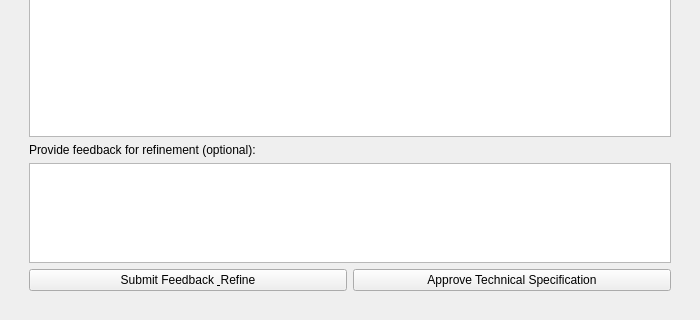
Qt form gui/tech_spec_page.ui (mariolewis/asdf_factory) before a commit; both pictures show x 0 to 700 and y 180 to 500 of the 700 by 500 pixel window.
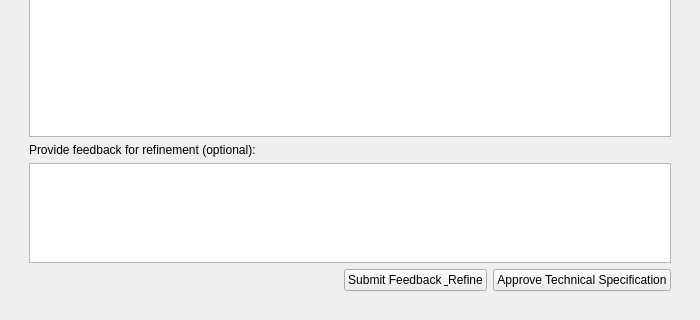
The same form after that commit. The open tabs and pages were chosen to show the change.

Commit message: refactor(specs): Improve header handling and UI for spec workflows

The edit to the form file:
```diff
--- a/gui/tech_spec_page.ui
+++ b/gui/tech_spec_page.ui
@@ -222,6 +222,19 @@
        </item>
        <item>
         <layout class="QHBoxLayout" name="horizontalLayout_2">
+         <item>
+          <spacer name="horizontalSpacer">
+           <property name="orientation">
+            <enum>Qt::Horizontal</enum>
+           </property>
+           <property name="sizeHint" stdset="0">
+            <size>
+             <width>40</width>
+             <height>20</height>
+            </size>
+           </property>
+          </spacer>
+         </item>
          <item>
           <widget class="QPushButton" name="refineButton">
            <property name="text">
```
The commit also changes 5 other files.
